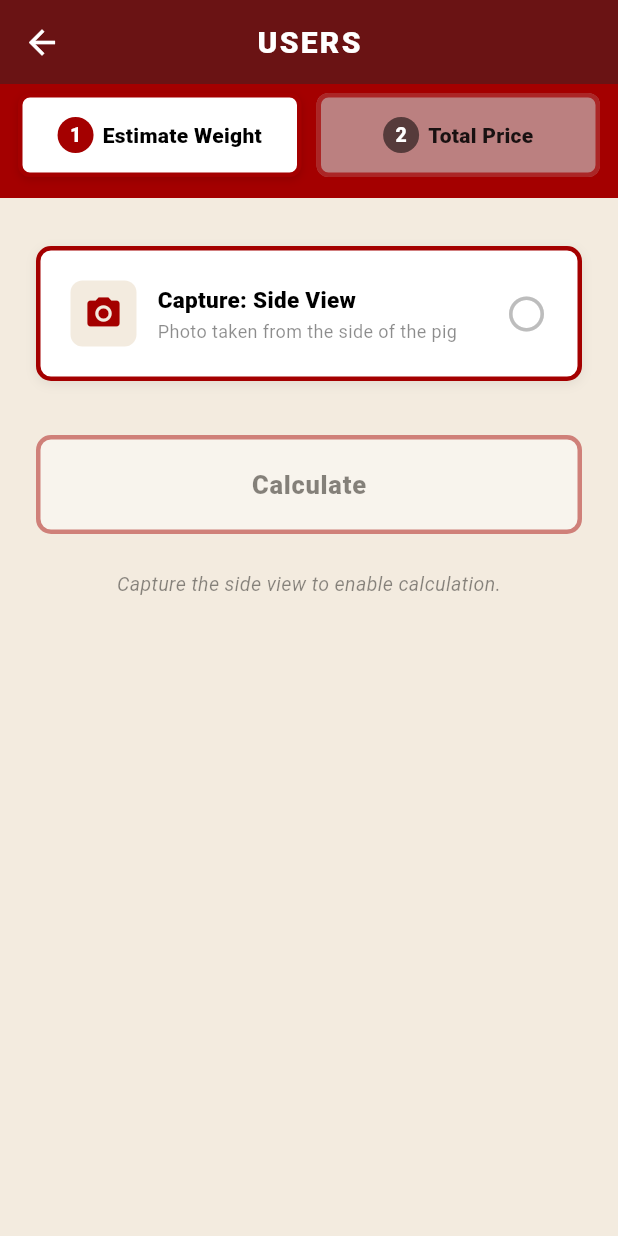
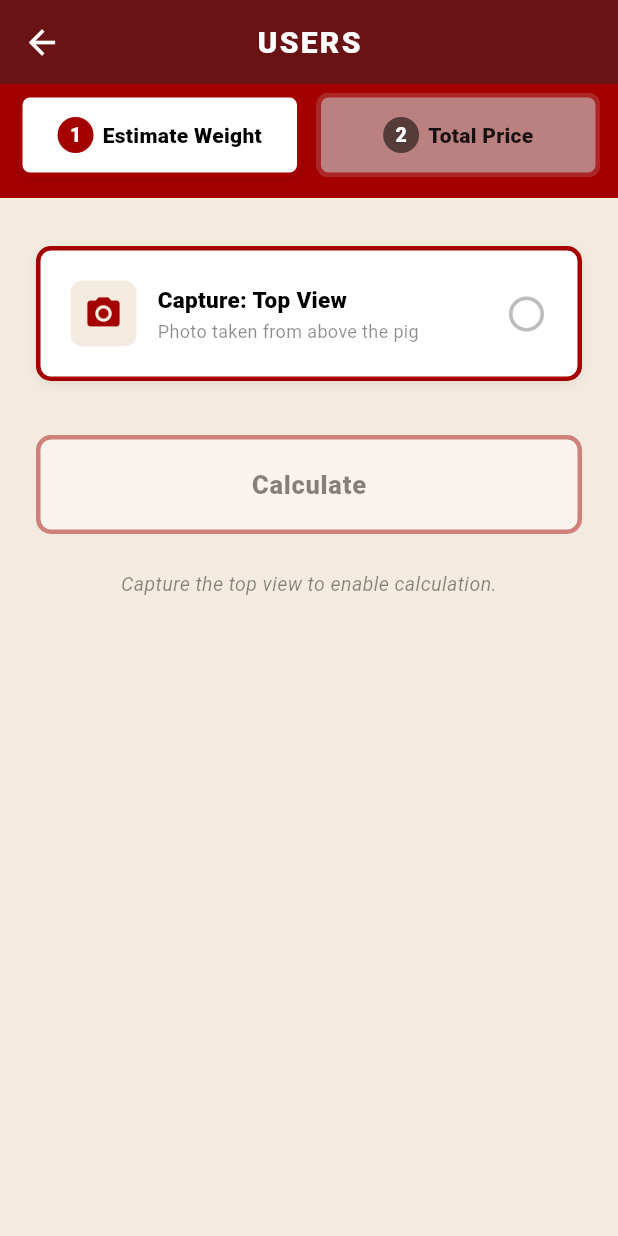
Before and after one commit to f1akers/pigweigh_app, a Flutter app: the WeightEstimationScreen screen opened by its route, on a phone screen of 412 x 824 dp. Run offline on Flutter 3.47's test engine with Material 3 defaults, Android fonts, the phone set to English and light mode, and no system bars; our stand-ins replace connectivity_plus, dio, drift, flutter_dotenv, flutter_riverpod, flutter_secure_storage and 6 more; missing offline and left inert: tflite_flutter; accounts and stored records are empty; generated files the repository leaves out were written again.

Commit message:
feat: enhance weight estimation process with two-round TTA and user feedback

```diff
--- a/lib/features/weight/data/providers/weight_providers.dart
+++ b/lib/features/weight/data/providers/weight_providers.dart
@@ -23,10 +23,15 @@ part 'weight_providers.g.dart';
 ///   non-ambiguous result.
 /// - On error, display [errorMessage] as a snackbar/toast.
 /// - [isProcessing] — show a loading overlay during inference.
+/// - [processingMessage] / [processingRound] / [processingCount] — shown in
+///   the overlay to keep the user informed during the ~20 s two-round TTA.
 class WeightFormState {
   const WeightFormState({
     this.sideViewResult,
     this.isProcessing = false,
+    this.processingMessage,
+    this.processingRound = 0,
+    this.processingCount = 0,
     this.errorMessage,
   });
 
@@ -35,6 +40,15 @@ class WeightFormState {
 
   /// `true` while an inference is running.
   final bool isProcessing;
+
+  /// Human-readable status text shown in the overlay.
+  final String? processingMessage;
+
+  /// Current TTA round (1 = range detection, 2 = fine-grain detection).
+  final int processingRound;
+
+  /// Number of inferences completed in the current round.
+  final int processingCount;
 
   /// Error message to display (e.g., image decode failure).
   final String? errorMessage;
@@ -49,15 +63,24 @@ class WeightFormState {
   WeightFormState copyWith({
     ViewEstimationResult? sideViewResult,
     bool? isProcessing,
+    String? processingMessage,
+    int? processingRound,
+    int? processingCount,
     String? errorMessage,
     bool clearSideView = false,
     bool clearError = false,
+    bool clearProcessingMessage = false,
   }) {
     return WeightFormState(
       sideViewResult: clearSideView
           ? null
           : (sideViewResult ?? this.sideViewResult),
       isProcessing: isProcessing ?? this.isProcessing,
+      processingMessage: clearProcessingMessage
+          ? null
+          : (processingMessage ?? this.processingMessage),
+      processingRound: processingRound ?? this.processingRound,
+      processingCount: processingCount ?? this.processingCount,
       errorMessage: clearError ? null : (errorMessage ?? this.errorMessage),
     );
   }
@@ -104,23 +127,49 @@ class WeightForm extends _$WeightForm {
     }
   }
 
-  /// Process a captured side-view image through the TFLite model.
+  /// Process a captured side-view image through the two-round TTA pipeline.
   ///
   /// [imagePath] — absolute path to the image file from camera/gallery.
+  ///
+  /// The two rounds (~10 s each) provide a statistically robust estimate:
+  ///   Round 1 — narrow to a 10 kg range.
+  ///   Round 2 — pinpoint the exact weight within that range.
   Future<void> processSideView(String imagePath) async {
-    state = state.copyWith(isProcessing: true, clearError: true);
+    state = state.copyWith(
+      isProcessing: true,
+      clearError: true,
+      processingRound: 1,
+      processingCount: 0,
+      processingMessage: 'Preparing image...',
+    );
 
     try {
       final service = ref.read(weightEstimationServiceProvider);
       final result = await service.estimateFromImage(
         imagePath: imagePath,
         viewType: 'side',
+        onProgress: (round, count, message) {
+          state = state.copyWith(
+            processingRound: round,
+            processingCount: count,
+            processingMessage: message,
+          );
+        },
       );
-      state = state.copyWith(sideViewResult: result, isProcessing: false);
+      state = state.copyWith(
+        sideViewResult: result,
+        isProcessing: false,
+        clearProcessingMessage: true,
+        processingRound: 0,
+        processingCount: 0,
+      );
     } catch (e) {
       AppLogger.error('Side view inference failed', tag: 'WEIGHT', error: e);
       state = state.copyWith(
         isProcessing: false,
+        clearProcessingMessage: true,
+        processingRound: 0,
+        processingCount: 0,
         errorMessage: 'Failed to process side view image. Please try again.',
       );
     }
--- a/lib/features/weight/presentation/screens/weight_estimation_screen.dart
+++ b/lib/features/weight/presentation/screens/weight_estimation_screen.dart
@@ -11,7 +11,7 @@ import '../widgets/total_price_tab.dart';
 /// Main screen for pig weight estimation.
 ///
 /// Contains two tabs:
-/// - **① Estimate Weight** — capture a side-view photo,
+/// - **① Estimate Weight** — capture a top-view photo,
 ///   run TFLite inference, and trigger the weight calculation.
 /// - **② Total Price** — display the estimated weight and computed
 ///   market value based on the current SRP.
--- a/lib/features/weight/presentation/widgets/estimate_weight_tab.dart
+++ b/lib/features/weight/presentation/widgets/estimate_weight_tab.dart
@@ -7,7 +7,7 @@ import '../../../../core/utils/logger.dart';
 import '../../data/models/weight_estimation_model.dart';
 import '../../data/providers/weight_providers.dart';
 
-/// Tab 1 — Capture side-view photo, run TFLite inference,
+/// Tab 1 — Capture top-view photo, run TFLite inference,
 /// and trigger the final weight + price calculation.
 ///
 /// [onCalculateSuccess] is called after a successful calculate(), so the
@@ -141,13 +141,13 @@ class _EstimateWeightTabState extends ConsumerState<EstimateWeightTab> {
           child: Column(
             crossAxisAlignment: CrossAxisAlignment.stretch,
             children: [
-              // ── Side View capture panel ──────────────────────────────────
+              // ── Top View capture panel ──────────────────────────────────
               _CapturePanel(
-                label: 'Capture: Side View',
-                hint: 'Photo taken from the side of the pig',
+                label: 'Capture: Top View',
+                hint: 'Photo taken from above the pig',
                 result: formState.sideViewResult,
                 isProcessing: formState.isProcessing,
-                onTap: () => _captureView('side'),
+                onTap: () => _captureView('top'),
               ),
 
               const SizedBox(height: 36),
@@ -164,7 +164,7 @@ class _EstimateWeightTabState extends ConsumerState<EstimateWeightTab> {
               // ── Helper text ──────────────────────────────────────────────
               if (!formState.hasSideView)
                 Text(
-                  'Capture the side view to enable calculation.',
+                  'Capture the top view to enable calculation.',
                   textAlign: TextAlign.center,
                   style: TextStyle(
                     color: Colors.black45,
@@ -180,24 +180,61 @@ class _EstimateWeightTabState extends ConsumerState<EstimateWeightTab> {
         if (formState.isProcessing)
           Container(
             color: Colors.black.withAlpha(100),
-            child: const Center(
+            child: Center(
+              child: Padding(
+                padding: const EdgeInsets.symmetric(horizontal: 32),
                 child: Column(
                   mainAxisSize: MainAxisSize.min,
                   children: [
-                  CircularProgressIndicator(
+                    const CircularProgressIndicator(
                       color: Colors.white,
                       strokeWidth: 3,
                     ),
-                  SizedBox(height: 16),
+                    const SizedBox(height: 20),
+                    // Round indicator
+                    if (formState.processingRound > 0)
                       Text(
-                    'Analyzing image…',
-                    style: TextStyle(
+                        'Round ${formState.processingRound} of 2',
+                        style: const TextStyle(
+                          color: Colors.white70,
+                          fontSize: 13,
+                          fontWeight: FontWeight.w500,
+                          letterSpacing: 0.5,
+                        ),
+                      ),
+                    const SizedBox(height: 6),
+                    Text(
+                      formState.processingMessage ?? 'Analyzing image…',
+                      style: const TextStyle(
                         color: Colors.white,
                         fontSize: 16,
                         fontWeight: FontWeight.w600,
                       ),
                     ),
+                    if (formState.processingCount > 0) ...[
+                      const SizedBox(height: 4),
+                      Text(
+                        '${formState.processingCount} samples processed',
+                        style: const TextStyle(
+                          color: Colors.white60,
+                          fontSize: 12,
+                        ),
+                      ),
                     ],
+                    const SizedBox(height: 20),
+                    const Text(
+                      'Please be patient — this takes about 20 seconds.\n'
+                      'Running statistical analysis for best accuracy.',
+                      textAlign: TextAlign.center,
+                      style: TextStyle(
+                        color: Colors.white54,
+                        fontSize: 11,
+                        fontStyle: FontStyle.italic,
+                        height: 1.5,
+                      ),
+                    ),
+                  ],
+                ),
               ),
             ),
           ),
```
Also changed, not shown: lib/features/weight/data/services/weight_estimation_service.dart (+269 -56 lines). Lines whose indentation alone changed are shown as unchanged.
